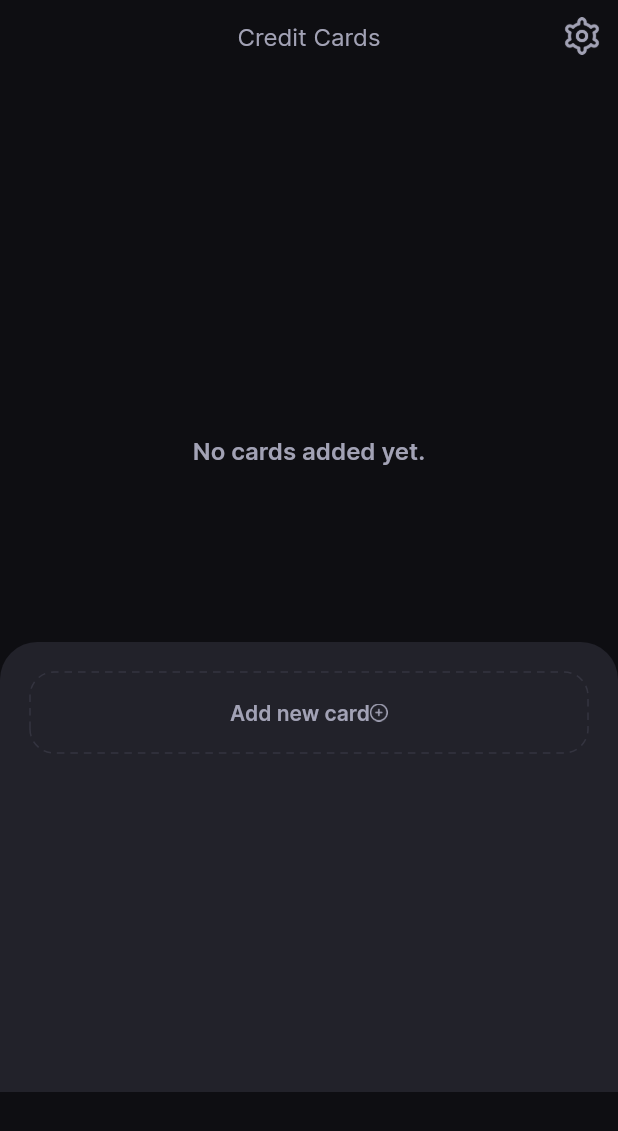
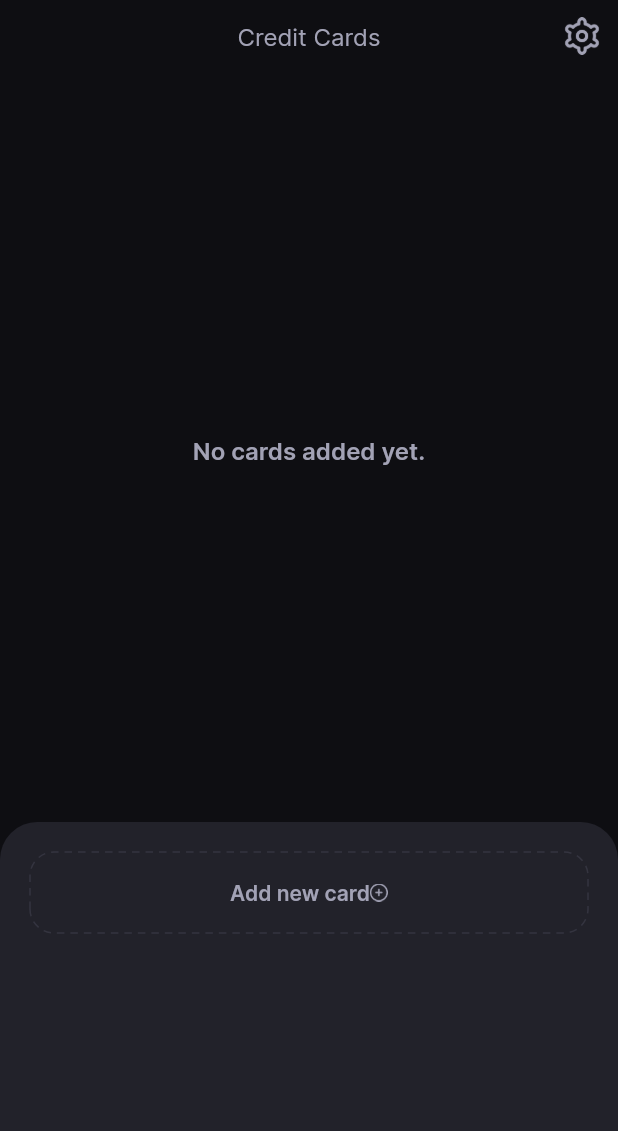
Before and after one commit to adiyadav123/budget_buddy_, a Flutter app: the CardsView screen opened directly, on a phone screen of 412 x 824 dp. Shown: the top 1131 px of the screen. Run offline on Flutter 3.47's test engine with Material 3 defaults, Android fonts, the light colour scheme and no system bars; drawn by our look-alikes of dotted_border; our stand-ins replace card_swiper, carousel_slider, firebase_auth, firebase_core, flutter_multi_formatter, flutter_pw_validator and 5 more; missing offline and left inert: calendar_agenda, dart:ffi; accounts and stored records are empty; generated files the repository leaves out were written again.

```diff
--- a/lib/views/card/cards_view.dart
+++ b/lib/views/card/cards_view.dart
@@ -192,6 +192,9 @@ class _CardsViewState extends State<CardsView> {
                 ),
               ),
             ),
+            const SizedBox(
+              height: 380,
+            ),
             Column(
               children: [
                 SafeArea(
@@ -226,8 +229,11 @@ class _CardsViewState extends State<CardsView> {
                     ],
                   ),
                 ),
+                Column(
+                  mainAxisAlignment: MainAxisAlignment.end,
+                  children: [
                     const SizedBox(
-                  height: 380,
+                      height: 500,
                     ),
                     Container(
                       height: 300,
@@ -246,7 +252,8 @@ class _CardsViewState extends State<CardsView> {
                               onTap: () {
                                 Get.to(() => AddCardsView(),
                                     transition: Transition.leftToRightWithFade,
-                                duration: const Duration(milliseconds: 500));
+                                    duration:
+                                        const Duration(milliseconds: 500));
                               },
                               child: DottedBorder(
                                 dashPattern: const [5, 4],
@@ -285,6 +292,8 @@ class _CardsViewState extends State<CardsView> {
                           ),
                         ],
                       ),
+                    ),
+                  ],
                 )
               ],
             ),
```
Also changed, not shown: 4 other files. Lines whose indentation alone changed are shown as unchanged.
